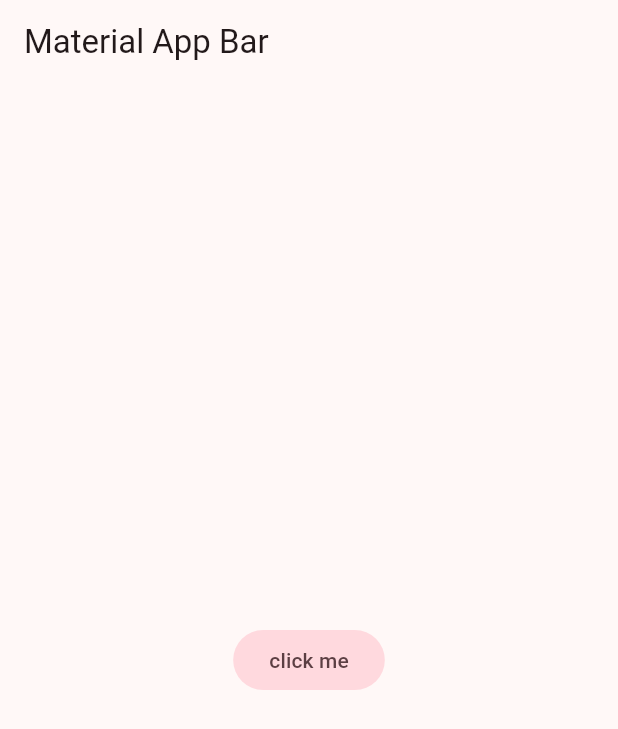
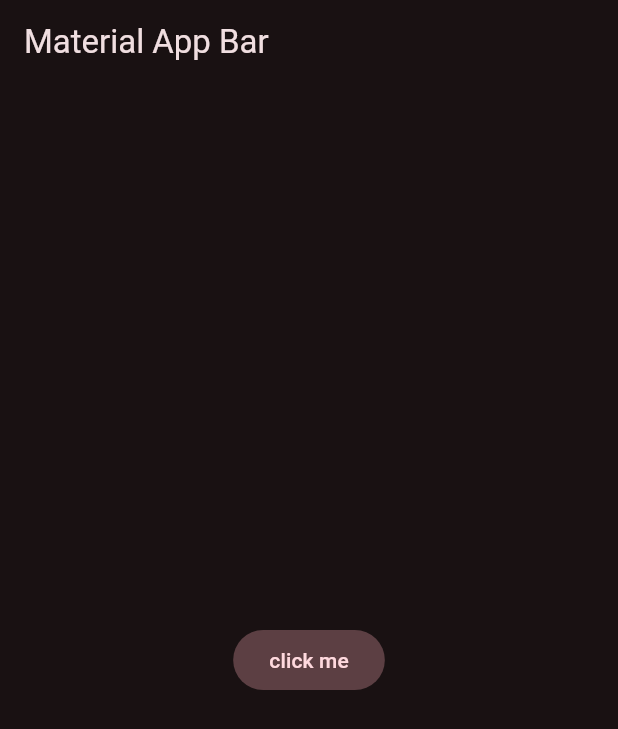
Before and after one commit to jmorenoalva/yes_no_app_flutter, a Flutter app: the screen it shows after launch, on a phone screen of 412 x 824 dp. Shown: the top 729 px of the screen. Run offline on Flutter 3.47's test engine with Material 3 defaults, Android fonts, the phone set to English and light mode, and no system bars.

Commit message:
Clase 68 - Estilo global para la aplicacion 2

```diff
--- a/lib/config/theme/app_theme.dart
+++ b/lib/config/theme/app_theme.dart
@@ -10,7 +10,6 @@ const List<Color> _colorThemes=[
   Colors.yellow,
   Colors.orange,
   Colors.pink,
-  Colors.black,
 ];
 
 class AppTheme {
@@ -25,6 +24,7 @@ class AppTheme {
     return ThemeData(
       useMaterial3: true,
       colorSchemeSeed: _colorThemes[selectedColor],
+      brightness: Brightness.dark
     );
   }
 
```
